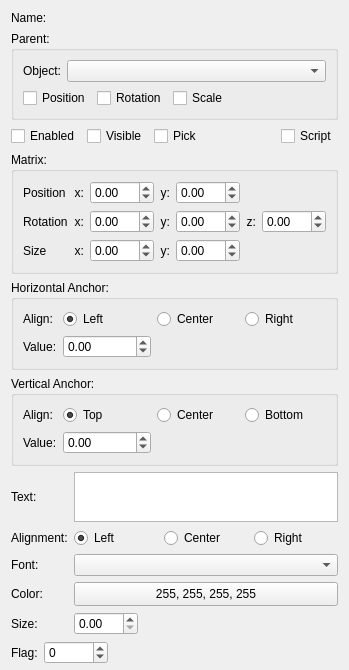
Old version of the form MagicGameEditor/object2dinfo.ui in the repository srdamagia/MagicGameEditor.
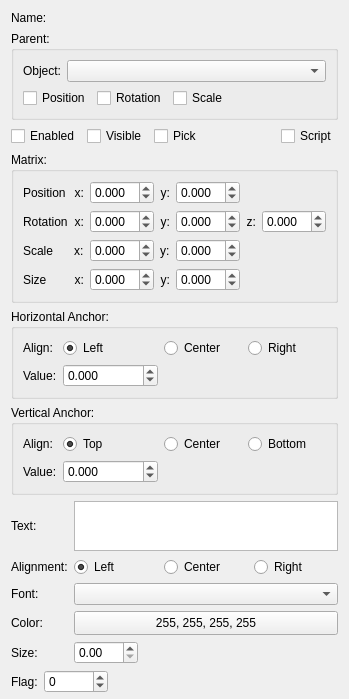
New version of the form.

What changed in the file:
```diff
--- a/MagicGameEditor/object2dinfo.ui
+++ b/MagicGameEditor/object2dinfo.ui
@@ -6,8 +6,8 @@
    <rect>
     <x>0</x>
     <y>0</y>
-    <width>336</width>
-    <height>617</height>
+    <width>342</width>
+    <height>643</height>
    </rect>
   </property>
   <property name="windowTitle">
@@ -160,6 +160,20 @@
       <string>Matrix:</string>
      </property>
      <layout class="QGridLayout" name="gridLayout_3">
+      <item row="1" column="0">
+       <widget class="QLabel" name="label_18">
+        <property name="text">
+         <string>Rotation</string>
+        </property>
+       </widget>
+      </item>
+      <item row="3" column="0">
+       <widget class="QLabel" name="label_19">
+        <property name="text">
+         <string>Size</string>
+        </property>
+       </widget>
+      </item>
       <item row="1" column="2">
        <widget class="QDoubleSpinBox" name="txtRotX">
         <property name="sizePolicy">
@@ -174,11 +188,14 @@
           <height>0</height>
          </size>
         </property>
+        <property name="decimals">
+         <number>3</number>
+        </property>
         <property name="minimum">
-         <double>-99999999.989999994635582</double>
+         <double>-99999999.998999997973442</double>
         </property>
         <property name="maximum">
-         <double>99999999.989999994635582</double>
+         <double>99999999.998999997973442</double>
         </property>
        </widget>
       </item>
@@ -206,11 +223,14 @@
           <height>0</height>
          </size>
         </property>
+        <property name="decimals">
+         <number>3</number>
+        </property>
         <property name="minimum">
-         <double>-99999999.989999994635582</double>
+         <double>-99999999.998999997973442</double>
         </property>
         <property name="maximum">
-         <double>99999999.989999994635582</double>
+         <double>99999999.998999997973442</double>
         </property>
        </widget>
       </item>
@@ -224,7 +244,7 @@
         </property>
        </widget>
       </item>
-      <item row="2" column="2">
+      <item row="3" column="2">
        <widget class="QDoubleSpinBox" name="txtWidth">
         <property name="sizePolicy">
          <sizepolicy hsizetype="Expanding" vsizetype="Fixed">
@@ -238,15 +258,21 @@
           <height>0</height>
          </size>
         </property>
+        <property name="decimals">
+         <number>3</number>
+        </property>
         <property name="minimum">
-         <double>-99999999.989999994635582</double>
+         <double>-99999999.998999997973442</double>
         </property>
         <property name="maximum">
-         <double>99999999.989999994635582</double>
+         <double>99999999.998999997973442</double>
+        </property>
+        <property name="singleStep">
+         <double>0.001000000000000</double>
         </property>
        </widget>
       </item>
-      <item row="2" column="4">
+      <item row="3" column="4">
        <widget class="QDoubleSpinBox" name="txtHeight">
         <property name="sizePolicy">
          <sizepolicy hsizetype="Expanding" vsizetype="Fixed">
@@ -260,11 +286,17 @@
           <height>0</height>
          </size>
         </property>
+        <property name="decimals">
+         <number>3</number>
+        </property>
         <property name="minimum">
-         <double>-99999999.989999994635582</double>
+         <double>-99999999.998999997973442</double>
         </property>
         <property name="maximum">
-         <double>99999999.989999994635582</double>
+         <double>99999999.998999997973442</double>
+        </property>
+        <property name="singleStep">
+         <double>0.001000000000000</double>
         </property>
        </widget>
       </item>
@@ -293,13 +325,16 @@
          </size>
         </property>
         <property name="decimals">
-         <number>2</number>
+         <number>3</number>
         </property>
         <property name="minimum">
-         <double>-99999999.989999994635582</double>
+         <double>-99999999.998999997973442</double>
         </property>
         <property name="maximum">
-         <double>99999999.989999994635582</double>
+         <double>99999999.998999997973442</double>
+        </property>
+        <property name="singleStep">
+         <double>0.001000000000000</double>
         </property>
        </widget>
       </item>
@@ -317,11 +352,14 @@
           <height>0</height>
          </size>
         </property>
+        <property name="decimals">
+         <number>3</number>
+        </property>
         <property name="minimum">
-         <double>-99999999.989999994635582</double>
+         <double>-99999999.998999997973442</double>
         </property>
         <property name="maximum">
-         <double>99999999.989999994635582</double>
+         <double>99999999.998999997973442</double>
         </property>
        </widget>
       </item>
@@ -335,7 +373,7 @@
         </property>
        </widget>
       </item>
-      <item row="2" column="1">
+      <item row="3" column="1">
        <widget class="QLabel" name="label_4">
         <property name="text">
          <string>x:</string>
@@ -369,18 +407,24 @@
           <height>0</height>
          </size>
         </property>
+        <property name="decimals">
+         <number>3</number>
+        </property>
         <property name="minimum">
-         <double>-99999999.989999994635582</double>
+         <double>-99999999.998999997973442</double>
         </property>
         <property name="maximum">
-         <double>99999999.989999994635582</double>
+         <double>99999999.998999997973442</double>
+        </property>
+        <property name="singleStep">
+         <double>0.001000000000000</double>
         </property>
         <property name="value">
          <double>0.000000000000000</double>
         </property>
        </widget>
       </item>
-      <item row="2" column="3">
+      <item row="3" column="3">
        <widget class="QLabel" name="label_5">
         <property name="text">
          <string>y:</string>
@@ -397,17 +441,80 @@
         </property>
        </widget>
       </item>
-      <item row="1" column="0">
-       <widget class="QLabel" name="label_18">
-        <property name="text">
-         <string>Rotation</string>
-        </property>
-       </widget>
-      </item>
       <item row="2" column="0">
-       <widget class="QLabel" name="label_19">
+       <widget class="QLabel" name="label_20">
         <property name="text">
-         <string>Size</string>
+         <string>Scale</string>
+        </property>
+       </widget>
+      </item>
+      <item row="2" column="1">
+       <widget class="QLabel" name="label_21">
+        <property name="text">
+         <string>x:</string>
+        </property>
+       </widget>
+      </item>
+      <item row="2" column="2">
+       <widget class="QDoubleSpinBox" name="txtScaleX">
+        <property name="sizePolicy">
+         <sizepolicy hsizetype="Expanding" vsizetype="Fixed">
+          <horstretch>0</horstretch>
+          <verstretch>0</verstretch>
+         </sizepolicy>
+        </property>
+        <property name="minimumSize">
+         <size>
+          <width>64</width>
+          <height>0</height>
+         </size>
+        </property>
+        <property name="decimals">
+         <number>3</number>
+        </property>
+        <property name="minimum">
+         <double>-99999999.998999997973442</double>
+        </property>
+        <property name="maximum">
+         <double>99999999.998999997973442</double>
+        </property>
+        <property name="singleStep">
+         <double>0.100000000000000</double>
+        </property>
+       </widget>
+      </item>
+      <item row="2" column="3">
+       <widget class="QLabel" name="label_22">
+        <property name="text">
+         <string>y:</string>
+        </property>
+       </widget>
+      </item>
+      <item row="2" column="4">
+       <widget class="QDoubleSpinBox" name="txtScaleY">
+        <property name="sizePolicy">
+         <sizepolicy hsizetype="Expanding" vsizetype="Fixed">
+          <horstretch>0</horstretch>
+          <verstretch>0</verstretch>
+         </sizepolicy>
+        </property>
+        <property name="minimumSize">
+         <size>
+          <width>64</width>
+          <height>0</height>
+         </size>
+        </property>
+        <property name="decimals">
+         <number>3</number>
+        </property>
+        <property name="minimum">
+         <double>-99999999.998999997973442</double>
+        </property>
+        <property name="maximum">
+         <double>99999999.998999997973442</double>
+        </property>
+        <property name="singleStep">
+         <double>0.100000000000000</double>
         </property>
        </widget>
       </item>
@@ -480,11 +587,17 @@
         </item>
         <item row="1" column="1">
          <widget class="QDoubleSpinBox" name="txtAnchorHorizontal">
+          <property name="decimals">
+           <number>3</number>
+          </property>
           <property name="minimum">
-           <double>-99999999.989999994635582</double>
+           <double>-99999999.998999997973442</double>
           </property>
           <property name="maximum">
-           <double>99999999.989999994635582</double>
+           <double>99999999.998999997973442</double>
+          </property>
+          <property name="singleStep">
+           <double>0.001000000000000</double>
           </property>
          </widget>
         </item>
@@ -559,11 +672,17 @@
         </item>
         <item row="1" column="1">
          <widget class="QDoubleSpinBox" name="txtAnchorVertical">
+          <property name="decimals">
+           <number>3</number>
+          </property>
           <property name="minimum">
-           <double>-99999999.989999994635582</double>
+           <double>-99999999.998999997973442</double>
           </property>
           <property name="maximum">
-           <double>99999999.989999994635582</double>
+           <double>99999999.998999997973442</double>
+          </property>
+          <property name="singleStep">
+           <double>0.001000000000000</double>
           </property>
          </widget>
         </item>
```
Left out of the diff: 2 changed lines with no effect on the pictures.
